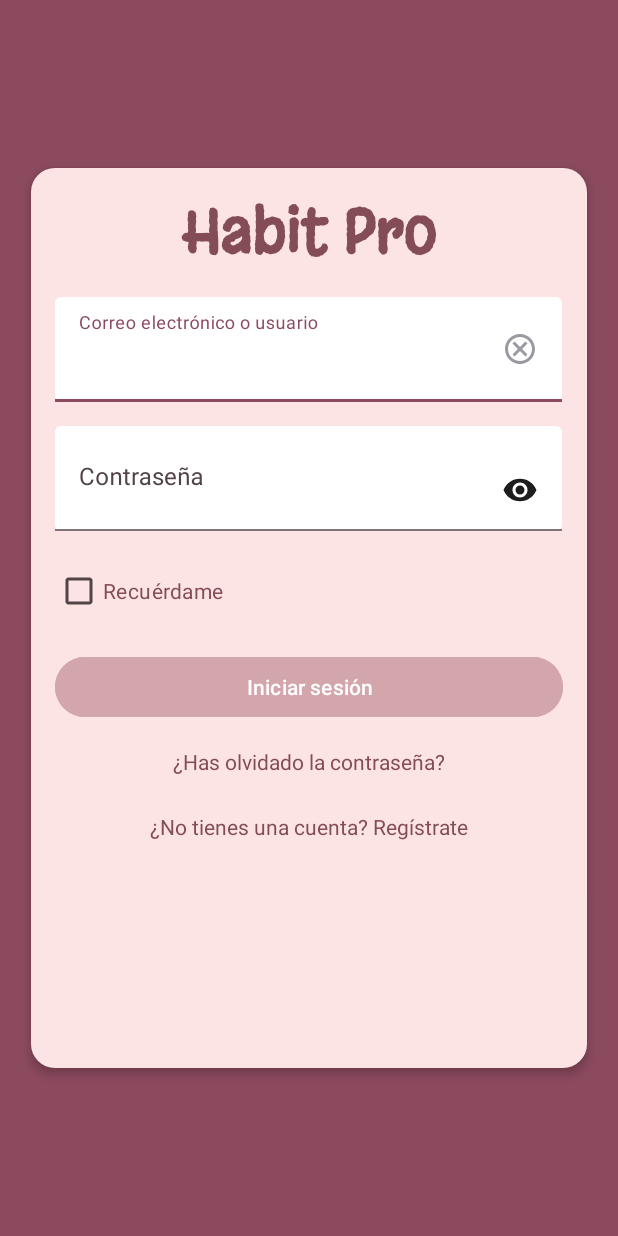
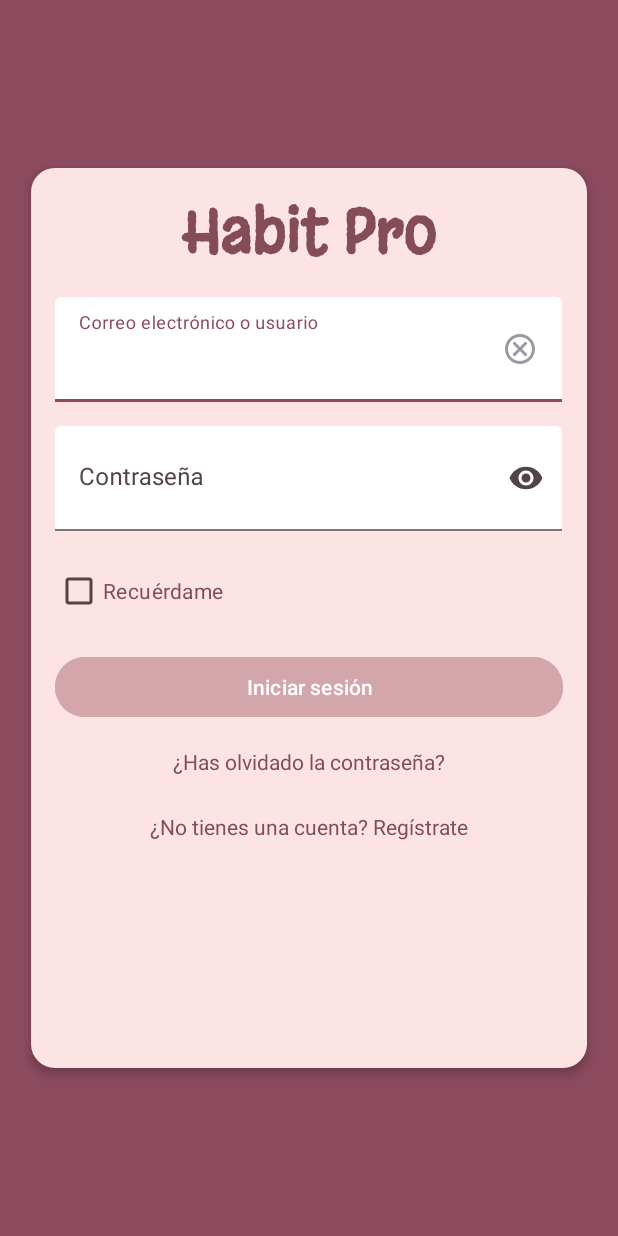
Before and after one commit to mariaadev/HabitProProject, an Android app: the screen it shows after launch (IniciarSesionActivity), on a phone screen of 412 x 824 dp. Run offline under Robolectric (Android 15) with nearby library versions, the phone set to English and light mode, and no system bars.

Commit message:
Añadiendo funcionalidad al botón de limpiar texto y al de mostrar contraseña

```diff
--- a/app/src/main/java/com/example/habitproproject/IniciarSesionActivity.kt
+++ b/app/src/main/java/com/example/habitproproject/IniciarSesionActivity.kt
@@ -1,20 +1,32 @@
 package com.example.habitproproject
 
 import android.os.Bundle
+import android.text.InputType
 import androidx.activity.enableEdgeToEdge
 import androidx.appcompat.app.AppCompatActivity
 import androidx.core.view.ViewCompat
 import androidx.core.view.WindowInsetsCompat
+import com.google.android.material.textfield.TextInputLayout
 
 class IniciarSesionActivity : AppCompatActivity() {
+    private lateinit var passwordEditText: com.google.android.material.textfield.TextInputEditText
+    private lateinit var passwordLayout: TextInputLayout
+
     override fun onCreate(savedInstanceState: Bundle?) {
         super.onCreate(savedInstanceState)
         enableEdgeToEdge()
         setContentView(R.layout.activity_iniciar_sesion)
+
+        passwordEditText = findViewById(R.id.etPassword)
+        passwordLayout = findViewById(R.id.textInputPasswordLayout)
+
+
         ViewCompat.setOnApplyWindowInsetsListener(findViewById(R.id.main)) { v, insets ->
             val systemBars = insets.getInsets(WindowInsetsCompat.Type.systemBars())
             v.setPadding(systemBars.left, systemBars.top, systemBars.right, systemBars.bottom)
             insets
         }
     }
+
+
 }
--- /dev/null
+++ b/app/src/main/res/drawable/ic_no_visibility.xml
@@ -0,0 +1,5 @@
+<vector xmlns:android="http://schemas.android.com/apk/res/android" android:height="24dp" android:tint="#1C1C1C" android:viewportHeight="24" android:viewportWidth="24" android:width="24dp">
+
+    <path android:fillColor="@android:color/white" android:pathData="M12,7c2.76,0 5,2.24 5,5 0,0.65 -0.13,1.26 -0.36,1.83l2.92,2.92c1.51,-1.26 2.7,-2.89 3.43,-4.75 -1.73,-4.39 -6,-7.5 -11,-7.5 -1.4,0 -2.74,0.25 -3.98,0.7l2.16,2.16C10.74,7.13 11.35,7 12,7zM2,4.27l2.28,2.28 0.46,0.46C3.08,8.3 1.78,10.02 1,12c1.73,4.39 6,7.5 11,7.5 1.55,0 3.03,-0.3 4.38,-0.84l0.42,0.42L19.73,22 21,20.73 3.27,3 2,4.27zM7.53,9.8l1.55,1.55c-0.05,0.21 -0.08,0.43 -0.08,0.65 0,1.66 1.34,3 3,3 0.22,0 0.44,-0.03 0.65,-0.08l1.55,1.55c-0.67,0.33 -1.41,0.53 -2.2,0.53 -2.76,0 -5,-2.24 -5,-5 0,-0.79 0.2,-1.53 0.53,-2.2zM11.84,9.02l3.15,3.15 0.02,-0.16c0,-1.66 -1.34,-3 -3,-3l-0.17,0.01z"/>
+
+</vector>
--- a/app/src/main/res/layout/activity_iniciar_sesion.xml
+++ b/app/src/main/res/layout/activity_iniciar_sesion.xml
@@ -45,6 +45,7 @@
             android:theme="@style/Widget.MaterialComponents.TextInputLayout.FilledBox.Dense"
             app:boxBackgroundColor="#FFFFFF"
             app:boxBackgroundMode="filled"
+            app:endIconMode="clear_text"
             app:boxCollapsedPaddingTop="10dp"
             app:layout_constraintBottom_toBottomOf="parent"
             app:layout_constraintEnd_toEndOf="parent"
@@ -67,6 +68,7 @@
             android:layout_height="wrap_content"
             android:layout_marginBottom="16dp"
             android:hint="Contraseña"
+            app:endIconMode="password_toggle"
             app:boxCollapsedPaddingTop="10dp"
             android:theme="@style/Widget.MaterialComponents.TextInputLayout.FilledBox.Dense"
             app:boxBackgroundColor="#FFFFFF"
```
